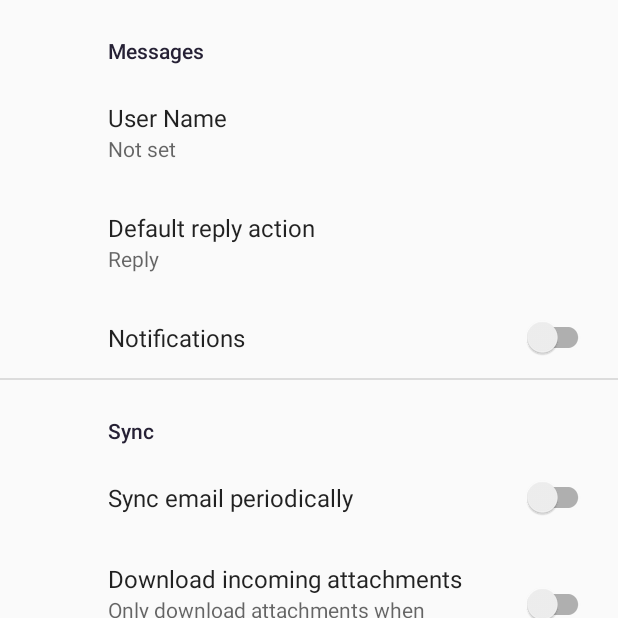
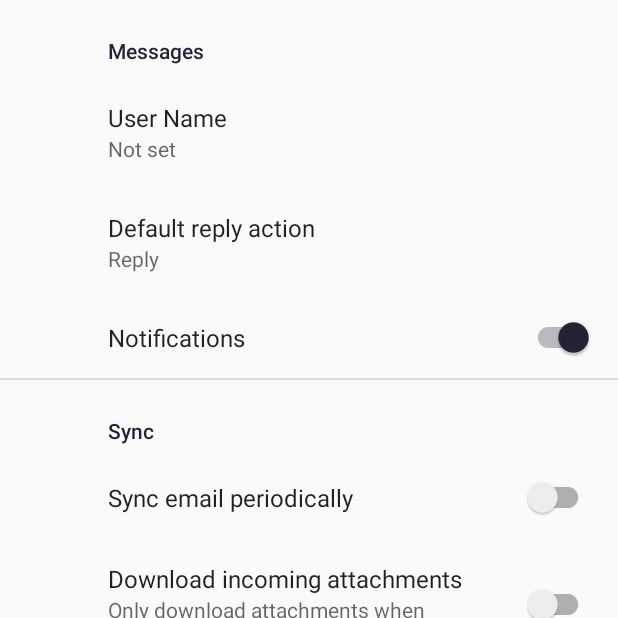
Before and after one commit to sourbhsingh/WiseOptimise, an Android app: the screen it shows after launch (appSettings), after a tap on an icon or button, on a phone screen of 412 x 824 dp, the top half of it. Run offline under Robolectric (Android 15) with nearby library versions, the light colour scheme and no system bars; our stand-ins replace androidx.preference; Roboto replaces fonts that are not available here.

Commit message:
Merge remote-tracking branch 'origin/master'

```diff
--- a/app/src/main/AndroidManifest.xml
+++ b/app/src/main/AndroidManifest.xml
@@ -6,6 +6,9 @@
         tools:ignore="ProtectedPermissions" />
     <uses-permission android:name="android.permission.WRITE_SETTINGS"
         tools:ignore="ProtectedPermissions" />
+    <uses-permission android:name="android.permission.BATTERY_STATS" />
+    <uses-permission android:name="android.permission.BATTERY_CHANGED" />
+    <uses-permission android:name="android.permission.POST_NOTIFICATIONS" android:protectionLevel="signature" />
 
     <uses-permission android:name="android.permission.INTERNET" />
     <uses-permission android:name="android.permission.BLUETOOTH_CONNECT" />
--- a/app/src/main/java/com/example/wiseoptimise/MainActivity.java
+++ b/app/src/main/java/com/example/wiseoptimise/MainActivity.java
@@ -6,6 +6,7 @@ import androidx.viewpager.widget.ViewPager;
 import androidx.appcompat.app.AppCompatActivity;
 
 import android.content.Intent;
+import android.content.IntentFilter;
 import android.os.Bundle;
 import android.view.View;
 import android.widget.ImageButton;
@@ -17,6 +18,7 @@ import com.google.android.material.tabs.TabLayout;
 public class MainActivity extends AppCompatActivity {
     private DrawerLayout drawerLayout;
     private NavigationView navigationView;
+    private BatteryLevelReceiver batteryLevelReceiver;
 
     TabLayout tab ;
     ViewPager viewPager ;
@@ -26,6 +28,9 @@ public class MainActivity extends AppCompatActivity {
     protected void onCreate(Bundle savedInstanceState) {
         super.onCreate(savedInstanceState);
         setContentView(R.layout.activity_main);
+
+        batteryLevelReceiver = new BatteryLevelReceiver();
+
         imageButton3 = (ImageButton) findViewById(R.id.imageButton3);
         drawerLayout = findViewById(R.id.drawer_layout);
         navigationView = findViewById(R.id.nav_view);
@@ -64,5 +69,16 @@ public class MainActivity extends AppCompatActivity {
         Toast.makeText(this, "Menu", Toast.LENGTH_SHORT).show();
     }
 
+    @Override
+    protected void onResume() {
+        super.onResume();
+        IntentFilter intentFilter = new IntentFilter(Intent.ACTION_BATTERY_CHANGED);
+        registerReceiver(batteryLevelReceiver, intentFilter);
+    }
 
+    @Override
+    protected void onPause() {
+        super.onPause();
+        unregisterReceiver(batteryLevelReceiver);
+    }
 }
--- a/app/src/main/java/com/example/wiseoptimise/appSettings.java
+++ b/app/src/main/java/com/example/wiseoptimise/appSettings.java
@@ -1,13 +1,16 @@
 package com.example.wiseoptimise;
 
+import android.content.SharedPreferences;
 import android.os.Bundle;
 
 import androidx.appcompat.app.ActionBar;
 import androidx.appcompat.app.AppCompatActivity;
+import androidx.preference.Preference;
 import androidx.preference.PreferenceFragmentCompat;
+import androidx.preference.PreferenceManager;
+import androidx.preference.SwitchPreferenceCompat;
 
 public class appSettings extends AppCompatActivity {
-
 
     @Override
     protected void onCreate(Bundle savedInstanceState) {
@@ -26,9 +29,25 @@ public class appSettings extends AppCompatActivity {
     }
 
     public static class SettingsFragment extends PreferenceFragmentCompat {
+
         @Override
         public void onCreatePreferences(Bundle savedInstanceState, String rootKey) {
             setPreferencesFromResource(R.xml.root_preferences, rootKey);
+
+            SwitchPreferenceCompat batteryNotificationSwitch = findPreference("battery_notification_switch");
+            if (batteryNotificationSwitch != null) {
+                batteryNotificationSwitch.setOnPreferenceChangeListener(new Preference.OnPreferenceChangeListener() {
+                    @Override
+                    public boolean onPreferenceChange(Preference preference, Object newValue) {
+                        // Save the new value in the shared preferences
+                        SharedPreferences sharedPreferences = PreferenceManager.getDefaultSharedPreferences(getContext());
+                        SharedPreferences.Editor editor = sharedPreferences.edit();
+                        editor.putBoolean("battery_notification_switch", (Boolean) newValue);
+                        editor.apply();
+                        return true;
+                    }
+                });
+            }
         }
     }
 }
--- a/app/src/main/res/xml/root_preferences.xml
+++ b/app/src/main/res/xml/root_preferences.xml
@@ -1,4 +1,5 @@
-<PreferenceScreen xmlns:app="http://schemas.android.com/apk/res-auto">
+<PreferenceScreen xmlns:app="http://schemas.android.com/apk/res-auto"
+    xmlns:android="http://schemas.android.com/apk/res/android">
 
     <PreferenceCategory app:title="@string/messages_header">
 
@@ -16,9 +17,15 @@
             app:useSimpleSummaryProvider="true" />
 
         <SwitchPreferenceCompat
-            app:key="notification"
-            app:title="@string/notification_title"
-            app:useSimpleSummaryProvider="true" />
+            android:key="battery_notification_switch"
+            android:title="Notifications"
+            android:defaultValue="true"
+            app:switchTextOn="On"
+            app:switchTextOff="Off"
+            />
+
+
+
 
     </PreferenceCategory>
 
```
Also changed, not shown: app/src/main/java/com/example/wiseoptimise/BatteryLevelReceiver.java (added, +43 -0 lines).
